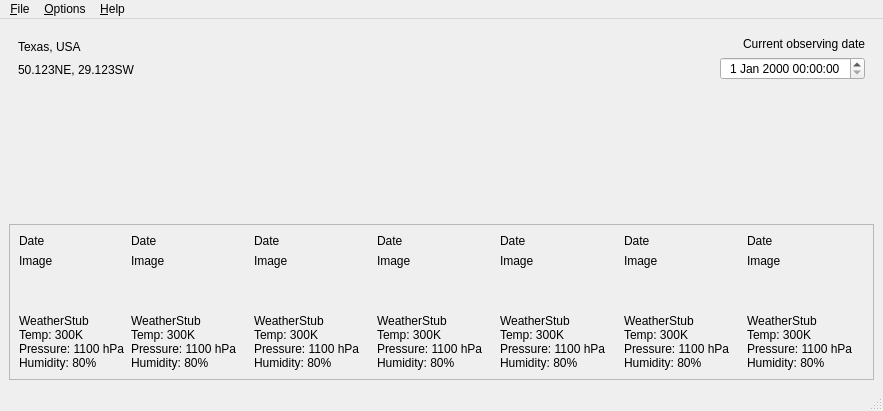
The window that app.ui (ghadd/WeatherApp) describes before a commit, drawn with Qt 5.
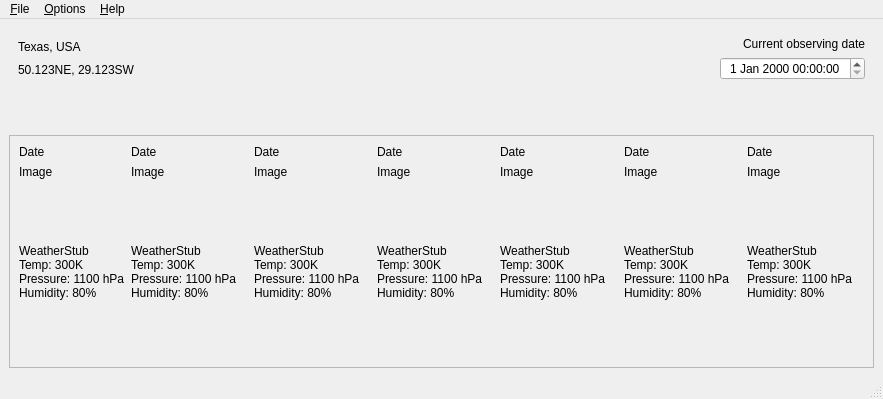
The same window after the commit. Icons and pictures are not drawn.

Diff of the .ui file:
```diff
--- a/app.ui
+++ b/app.ui
@@ -7,7 +7,7 @@
     <x>0</x>
     <y>0</y>
     <width>883</width>
-    <height>411</height>
+    <height>399</height>
    </rect>
   </property>
   <property name="windowTitle">
@@ -105,6 +105,9 @@
       <property name="orientation">
        <enum>Qt::Vertical</enum>
       </property>
+      <property name="sizeType">
+       <enum>QSizePolicy::Minimum</enum>
+      </property>
       <property name="sizeHint" stdset="0">
        <size>
         <width>20</width>
@@ -115,6 +118,9 @@
     </item>
     <item>
      <widget class="QScrollArea" name="weatherInfoScrollArea">
+      <property name="autoFillBackground">
+       <bool>false</bool>
+      </property>
       <property name="widgetResizable">
        <bool>true</bool>
       </property>
@@ -124,9 +130,12 @@
          <x>0</x>
          <y>0</y>
          <width>863</width>
-         <height>159</height>
+         <height>225</height>
         </rect>
        </property>
+       <property name="autoFillBackground">
+        <bool>true</bool>
+       </property>
        <layout class="QHBoxLayout" name="horizontalLayout">
         <item>
          <layout class="QVBoxLayout" name="dayVBoxLayout_1">
@@ -182,6 +191,19 @@
             </property>
            </widget>
           </item>
+          <item>
+           <spacer name="verticalSpacer_2">
+            <property name="orientation">
+             <enum>Qt::Vertical</enum>
+            </property>
+            <property name="sizeHint" stdset="0">
+             <size>
+              <width>20</width>
+              <height>40</height>
+             </size>
+            </property>
+           </spacer>
+          </item>
          </layout>
         </item>
         <item>
@@ -223,6 +245,19 @@
             </property>
            </widget>
           </item>
+          <item>
+           <spacer name="verticalSpacer_3">
+            <property name="orientation">
+             <enum>Qt::Vertical</enum>
+            </property>
+            <property name="sizeHint" stdset="0">
+             <size>
+              <width>20</width>
+              <height>40</height>
+             </size>
+            </property>
+           </spacer>
+          </item>
          </layout>
         </item>
         <item>
@@ -264,6 +299,19 @@
             </property>
            </widget>
           </item>
+          <item>
+           <spacer name="verticalSpacer_4">
+            <property name="orientation">
+             <enum>Qt::Vertical</enum>
+            </property>
+            <property name="sizeHint" stdset="0">
+             <size>
+              <width>20</width>
+              <height>40</height>
+             </size>
+            </property>
+           </spacer>
+          </item>
          </layout>
         </item>
         <item>
@@ -305,6 +353,19 @@
             </property>
            </widget>
           </item>
+          <item>
+           <spacer name="verticalSpacer_5">
+            <property name="orientation">
+             <enum>Qt::Vertical</enum>
+            </property>
+            <property name="sizeHint" stdset="0">
+             <size>
+              <width>20</width>
+              <height>40</height>
+             </size>
+            </property>
+           </spacer>
+          </item>
          </layout>
         </item>
         <item>
@@ -346,6 +407,19 @@
             </property>
            </widget>
           </item>
+          <item>
+           <spacer name="verticalSpacer_6">
+            <property name="orientation">
+             <enum>Qt::Vertical</enum>
+            </property>
+            <property name="sizeHint" stdset="0">
+             <size>
+              <width>20</width>
+              <height>40</height>
+             </size>
+            </property>
+           </spacer>
+          </item>
          </layout>
         </item>
         <item>
@@ -387,6 +461,19 @@
             </property>
            </widget>
           </item>
+          <item>
+           <spacer name="verticalSpacer_7">
+            <property name="orientation">
+             <enum>Qt::Vertical</enum>
+            </property>
+            <property name="sizeHint" stdset="0">
+             <size>
+              <width>20</width>
+              <height>40</height>
+             </size>
+            </property>
+           </spacer>
+          </item>
          </layout>
         </item>
         <item>
@@ -428,6 +515,19 @@
             </property>
            </widget>
           </item>
+          <item>
+           <spacer name="verticalSpacer_8">
+            <property name="orientation">
+             <enum>Qt::Vertical</enum>
+            </property>
+            <property name="sizeHint" stdset="0">
+             <size>
+              <width>20</width>
+              <height>40</height>
+             </size>
+            </property>
+           </spacer>
+          </item>
          </layout>
         </item>
        </layout>
```
Left out of the diff: 9 changed lines with no effect on the pictures.
